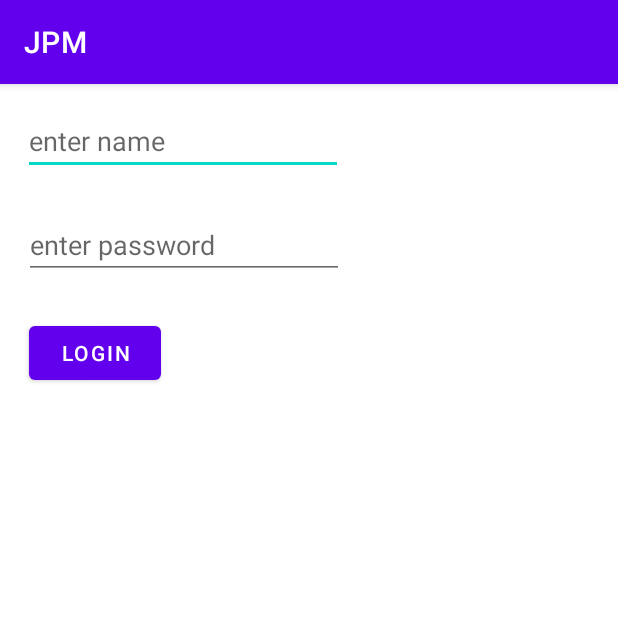
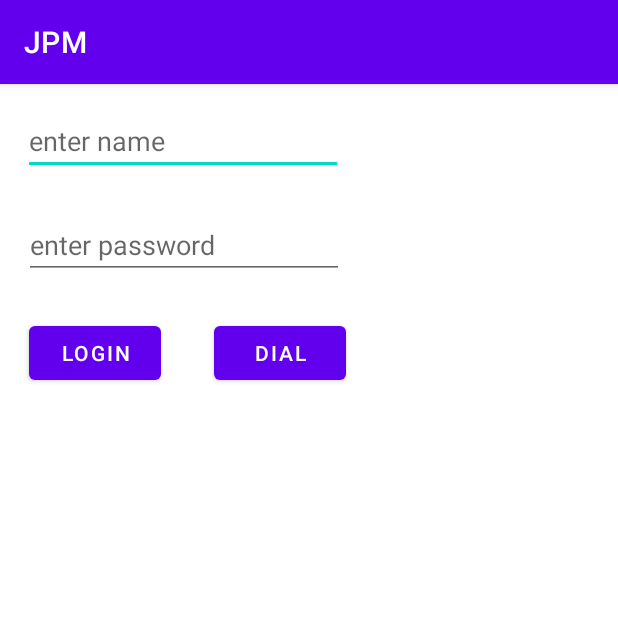
Before and after one commit to abdultanveer/Jpmorgan, an Android app: the screen it shows after launch (MainActivity), on a phone screen of 412 x 824 dp, the top half of it. Run offline under Robolectric (Android 15) with nearby library versions, the phone set to English and light mode, and no system bars.

Commit message:
intents -- starting activities of other apps

```diff
--- a/app/src/main/java/com/example/jpmorgan/MainActivity.kt
+++ b/app/src/main/java/com/example/jpmorgan/MainActivity.kt
@@ -1,6 +1,7 @@
 package com.example.jpmorgan
 
 import android.content.Intent
+import android.net.Uri
 import androidx.appcompat.app.AppCompatActivity
 import android.os.Bundle
 import android.view.View
@@ -27,4 +28,9 @@ class MainActivity : AppCompatActivity() {
 
        // Toast.makeText(this,name,Toast.LENGTH_SHORT).show();*/
     }
+
+    fun handleClick(view: View) {
+        var dialIntent : Intent = Intent(Intent.ACTION_DIAL, Uri.parse("tel:98765432"))
+        startActivity(dialIntent)
+    }
 }
--- a/app/src/main/res/layout/activity_main.xml
+++ b/app/src/main/res/layout/activity_main.xml
@@ -32,12 +32,22 @@
 
     <Button
         android:id="@+id/button"
-        android:onClick="showToast"
         android:layout_width="wrap_content"
         android:layout_height="wrap_content"
         android:layout_marginStart="19dp"
         android:layout_marginTop="25dp"
+        android:onClick="showToast"
         android:text="login"
         app:layout_constraintStart_toStartOf="parent"
         app:layout_constraintTop_toBottomOf="@+id/editTextTextPassword" />
+
+    <Button
+        android:id="@+id/btnDialer"
+        android:layout_width="wrap_content"
+        android:layout_height="wrap_content"
+        android:layout_marginStart="35dp"
+        android:onClick="handleClick"
+        android:text="dial"
+        app:layout_constraintBaseline_toBaselineOf="@+id/button"
+        app:layout_constraintStart_toEndOf="@+id/button" />
 </androidx.constraintlayout.widget.ConstraintLayout>
```
